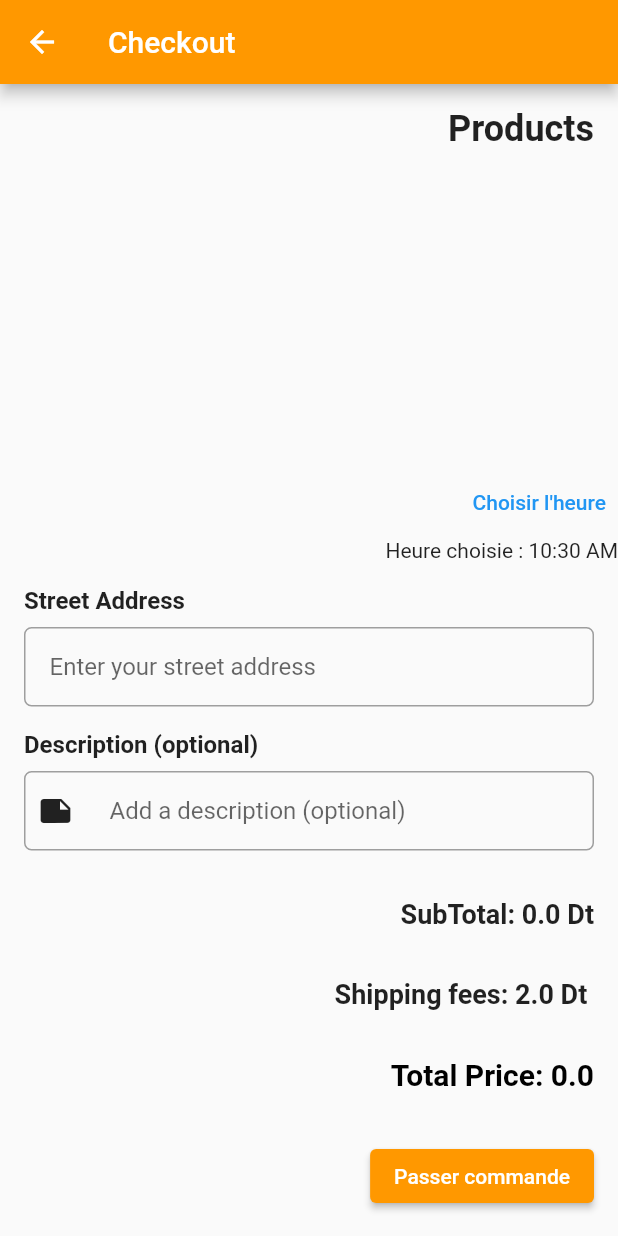
After one commit to JihenDhieb/FrontMobileVersion0, a Flutter app: the Caisse screen opened by its route, after a tap on "Passer commande", on a phone screen of 412 x 824 dp. The commit adds this screen. Run offline on Flutter 3.47's test engine with Material 2 defaults, Android fonts, the phone set to English and light mode, and no system bars; our stand-ins replace carousel_slider, google_maps_flutter, image_picker, location, permission_handler, shared_preferences; accounts and stored records are empty; network calls fail.

Commit message:
commande

```diff
--- /dev/null
+++ b/lib/Caisse.dart
@@ -0,0 +1,333 @@
+import 'dart:convert';
+import 'package:http/http.dart' as http;
+import 'package:appcommerce/gestionpanier.dart';
+import 'package:flutter/material.dart';
+import 'package:shared_preferences/shared_preferences.dart';
+import 'package:intl/intl.dart';
+
+class Caisse extends StatefulWidget {
+  @override
+  _CaisseState createState() => _CaisseState();
+}
+
+class _CaisseState extends State<Caisse> {
+  String? _phoneNumber;
+  String frais = "2.0 Dt";
+  double resultat1 = 0.0;
+  String description = '';
+  @override
+  void initState() {
+    super.initState();
+    _loadPhoneNumber();
+    _getTotalPrice();
+  }
+
+  Future<List<Article>> _cart() async {
+    SharedPreferences prefs = await SharedPreferences.getInstance();
+    List<String> listArticles = prefs.getStringList('cart') ?? [];
+
+    return listArticles
+        .map((jsonString) => jsonDecode(jsonString))
+        .map((json) => Article.fromJson(json))
+        .toList();
+  }
+
+  Future<dynamic> getPhoneNumber() async {
+    SharedPreferences prefs = await SharedPreferences.getInstance();
+    String? id = prefs.getString('id');
+    final response =
+        await http.get(Uri.parse('http://192.168.1.26:8080/User/Phone/$id'));
+    if (response.statusCode == 200) {
+      final phone = jsonDecode(response.body);
+      return phone;
+    } else {
+      throw Exception('Failed to get phone number');
+    }
+  }
+
+  Future<void> _loadPhoneNumber() async {
+    final phone = await getPhoneNumber();
+    print(phone);
+    setState(() {
+      _phoneNumber = phone.toString();
+    });
+  }
+
+  double totalPrice = 0.0;
+
+  Future<double> _getTotalPrice() async {
+    SharedPreferences prefs = await SharedPreferences.getInstance();
+    List<String> listArticles = prefs.getStringList('cart') ?? [];
+    for (int i = 0; i < listArticles.length; i++) {
+      Map<String, dynamic> item = json.decode(listArticles[i]);
+      double prix = double.parse(item['prix']);
+      int quantity = item['quantite'];
+      totalPrice += prix * quantity;
+    }
+    resultat();
+    return totalPrice;
+  }
+
+  void resultat() {
+    resultat1 = totalPrice + 2.000;
+  }
+
+  TimeOfDay _time = TimeOfDay.now();
+
+  Future<void> _selectTime(BuildContext context) async {
+    final TimeOfDay? picked = await showTimePicker(
+      context: context,
+      initialTime: _time,
+    );
+    if (picked != null && picked != _time) {
+      setState(() {
+        _time = picked;
+      });
+    }
+  }
+
+  @override
+  Widget build(BuildContext context) {
+    return Scaffold(
+        appBar: AppBar(
+          leading: IconButton(
+            icon: Icon(Icons.arrow_back),
+            onPressed: () {
+              Navigator.pushReplacement(
+                  context, MaterialPageRoute(builder: (_) => gestionPanier()));
+            },
+          ),
+          title: Text('Checkout'),
+          backgroundColor: Colors.orange,
+        ),
+        body: SizedBox(
+            height: double.infinity,
+            child: Column(
+              crossAxisAlignment: CrossAxisAlignment.end,
+              children: [
+                Expanded(
+                  child: SingleChildScrollView(
+                    child: FutureBuilder<List<Article>>(
+                      future: _cart(),
+                      builder: (context, snapshot) {
+                        if (snapshot.hasData) {
+                          final data = snapshot.data!;
+                          return Column(
+                            children: [
+                              Padding(
+                                padding: const EdgeInsets.all(16.0),
+                                child: Text(
+                                  "Products",
+                                  style: TextStyle(
+                                    fontWeight: FontWeight.bold,
+                                    fontSize: 24,
+                                  ),
+                                ),
+                              ),
+                              SizedBox(height: 16.0),
+                              Column(
+                                children: data.map((item) {
+                                  return Column(
+                                    children: [
+                                      Padding(
+                                        padding: const EdgeInsets.all(16.0),
+                                        child: Row(
+                                          crossAxisAlignment:
+                                              CrossAxisAlignment.start,
+                                          children: [
+                                            CircleAvatar(
+                                              backgroundImage: MemoryImage(
+                                                base64Decode(item.image),
+                                              ),
+                                              radius: 30,
+                                            ),
+                                            SizedBox(width: 16.0),
+                                            Expanded(
+                                              child: Column(
+                                                crossAxisAlignment:
+                                                    CrossAxisAlignment.start,
+                                                children: [
+                                                  Text(
+                                                    item.nom,
+                                                    style: TextStyle(
+                                                      fontWeight:
+                                                          FontWeight.bold,
+                                                      fontSize: 18,
+                                                    ),
+                                                  ),
+                                                  SizedBox(height: 8.0),
+                                                  Row(
+                                                    children: [
+                                                      Text(
+                                                        'Price : ${item.prix} Dt',
+                                                        style: TextStyle(
+                                                          fontSize: 16,
+                                                        ),
+                                                      ),
+                                                    ],
+                                                  ),
+                                                ],
+                                              ),
+                                            ),
+                                          ],
+                                        ),
+                                      ),
+                                      Divider(),
+                                    ],
+                                  );
+                                }).toList(),
+                              ),
+                              // Display the phone number here
+                            ],
+                          );
+                        } else {
+                          return Center(child: CircularProgressIndicator());
+                        }
+                      },
+                    ),
+                  ),
+                ),
+                if (_phoneNumber != null)
+                  Padding(
+                    padding: const EdgeInsets.all(16.0),
+                    child: Row(
+                      children: [
+                        Expanded(
+                          child: Text(
+                            'Phone number: $_phoneNumber',
+                            style: TextStyle(
+                              fontSize: 18.0,
+                              fontWeight: FontWeight.bold,
+                              color: Colors.black87,
+                            ),
+                          ),
+                        ),
+                        IconButton(
+                          icon: Icon(Icons.edit),
+                          onPressed: () {},
+                        ),
+                      ],
+                    ),
+                  ),
+                TextButton(
+                  onPressed: () => _selectTime(context),
+                  child: Text('Choisir l\'heure'),
+                ),
+                Text('Heure choisie : ${_time.format(context)}'),
+                Padding(
+                  padding: const EdgeInsets.all(16.0),
+                  child: Column(
+                    crossAxisAlignment: CrossAxisAlignment.start,
+                    children: [
+                      Text(
+                        'Street Address',
+                        style: TextStyle(
+                          fontWeight: FontWeight.bold,
+                          fontSize: 16.0,
+                        ),
+                      ),
+                      SizedBox(height: 8.0),
+                      Container(
+                        decoration: BoxDecoration(
+                          border: Border.all(color: Colors.grey),
+                          borderRadius: BorderRadius.circular(5.0),
+                        ),
+                        child: TextField(
+                          onChanged: (value) {
+                            description = value;
+                          },
+                          decoration: InputDecoration(
+                            hintText: 'Enter your street address',
+                            border: InputBorder.none,
+                            contentPadding: const EdgeInsets.all(16.0),
+                          ),
+                        ),
+                      ),
+                      SizedBox(height: 16.0),
+                      Text(
+                        'Description (optional)',
+                        style: TextStyle(
+                          fontWeight: FontWeight.bold,
+                          fontSize: 16.0,
+                        ),
+                      ),
+                      SizedBox(height: 8.0),
+                      Container(
+                        decoration: BoxDecoration(
+                          border: Border.all(color: Colors.grey),
+                          borderRadius: BorderRadius.circular(5.0),
+                        ),
+                        child: Row(
+                          children: [
+                            Padding(
+                              padding: const EdgeInsets.all(8.0),
+                              child: Icon(Icons.note),
+                            ),
+                            Expanded(
+                              child: TextField(
+                                onChanged: (value) {
+                                  description = value;
+                                },
+                                maxLines: null,
+                                decoration: InputDecoration(
+                                  hintText: 'Add a description (optional)',
+                                  border: InputBorder.none,
+                                  contentPadding: const EdgeInsets.all(16.0),
+                                ),
+                              ),
+                            ),
+                          ],
+                        ),
+                      ),
+                    ],
+                  ),
+                ),
+                Padding(
+                  padding: const EdgeInsets.all(16.0),
+                  child: Text(
+                    'SubTotal: $totalPrice Dt',
+                    style: TextStyle(
+                      fontSize: 18.0,
+                      fontWeight: FontWeight.bold,
+                      color: Colors.black87,
+                    ),
+                  ),
+                ),
+                Padding(
+                  padding: const EdgeInsets.all(16.0),
+                  child: Text(
+                    'Shipping fees: ${frais} ',
+                    style: TextStyle(
+                      fontSize: 18.0,
+                      fontWeight: FontWeight.bold,
+                      color: Colors.black87,
+                    ),
+                  ),
+                ),
+                Padding(
+                  padding: const EdgeInsets.all(16.0),
+                  child: Text(
+                    'Total Price: ${resultat1}',
+                    style: TextStyle(
+                      fontSize: 20.0,
+                      fontWeight: FontWeight.bold,
+                      color: Colors.black,
+                    ),
+                  ),
+                ),
+                Padding(
+                  padding: const EdgeInsets.all(16.0),
+                  child: ElevatedButton(
+                    onPressed: () {
+                      // Action when the "Passer commande" button is pressed
+                    },
+                    style: ElevatedButton.styleFrom(
+                      primary: Colors.orange,
+                    ),
+                    child: Text('Passer commande'),
+                  ),
+                ),
+              ],
+            )));
+  }
+}
--- a/pubspec.yaml
+++ b/pubspec.yaml
@@ -50,6 +50,7 @@ dependencies:
   http_parser: ^4.0.0
   dio: ^4.0.0
   shared_preferences: ^2.0.8
+  intl: ^0.17.0
 
 
 
```
Also changed, not shown: lib/LoginPage.dart (+24 -9 lines), lib/SignUp.dart (+9 -6 lines), lib/gestionpanier.dart (+5 -4 lines), lib/main.dart (+7 -0 lines), pubspec.lock.
